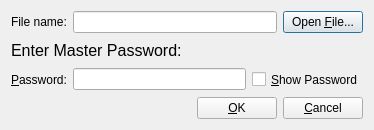
sinanceylan/compass-password-manager, file src/opendbpassworddialog.ui: the form before one commit.
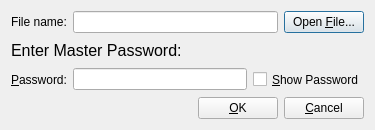
The form after the commit.

```diff
--- a/src/opendbpassworddialog.ui
+++ b/src/opendbpassworddialog.ui
@@ -6,7 +6,7 @@
    <rect>
     <x>0</x>
     <y>0</y>
-    <width>374</width>
+    <width>375</width>
     <height>130</height>
    </rect>
   </property>
```
Left out of the diff: 3 changed lines with no effect on the pictures.
